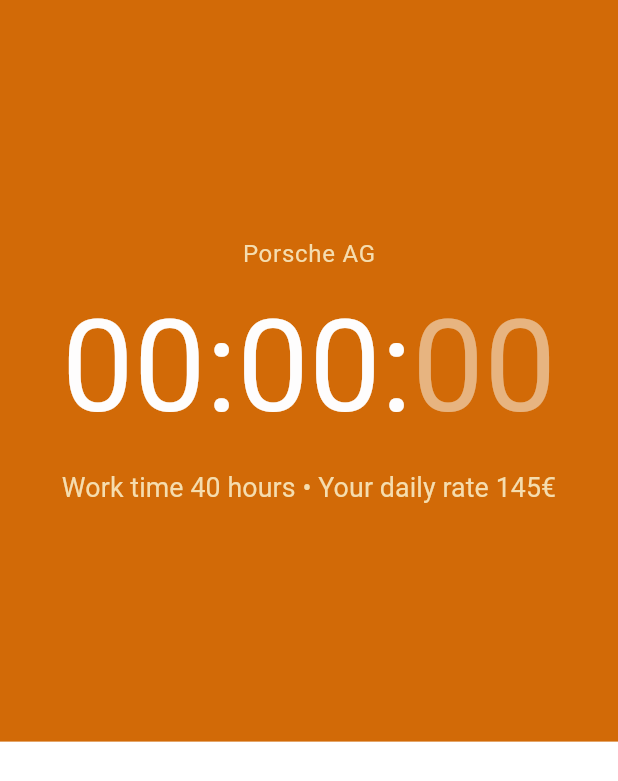
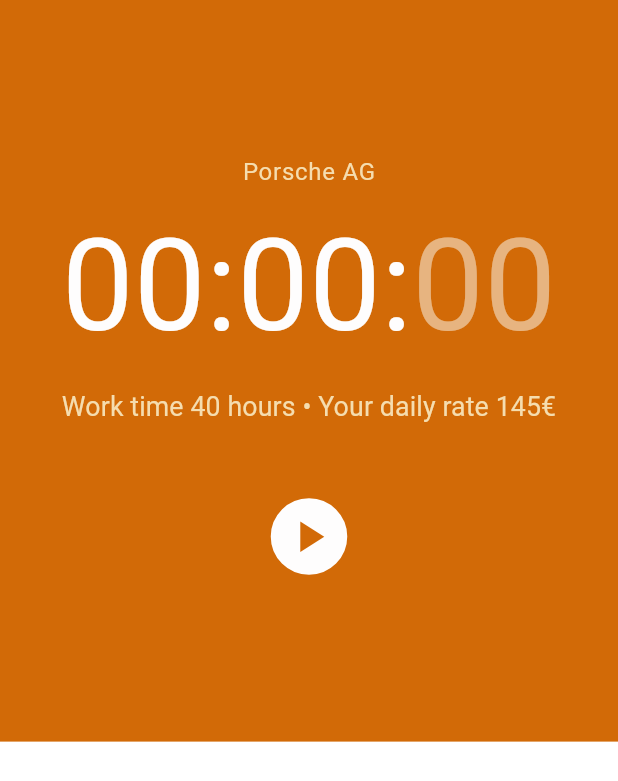
Before and after one commit to dxvid-pts/clock_in, a Flutter app: the TimerScreen screen opened directly, on a phone screen of 412 x 824 dp. Shown: the top 781 px of the screen. Run offline on Flutter 3.47's test engine with Material 2 defaults, Android fonts, the phone set to English and light mode, and no system bars; our stand-ins replace fl_chart, flutter_riverpod, freezed_annotation, hive, syncfusion_flutter_datepicker; missing offline and left inert: commons_flutter, storage_engine, storage_engine_hive_adapter; accounts and stored records are empty.

Commit message:
add timer screen

```diff
--- a/frontend/lib/screens/timer_screen/timer_screen.dart
+++ b/frontend/lib/screens/timer_screen/timer_screen.dart
@@ -1,4 +1,3 @@
-import 'package:auto_size_text/auto_size_text.dart';
 import 'package:flutter/material.dart';
 import 'package:flutter_riverpod/flutter_riverpod.dart';
 import 'package:frontend/services/timer_service.dart';
@@ -91,6 +90,46 @@
                       ),
                     ),
                   ),
+
+                  SizedBox(height: maxHeight * 0.05),
+
+                  Row(
+                    mainAxisAlignment: MainAxisAlignment.center,
+                    children: [
+                      //start timer button
+                      if (!timerService.wasRunningOnce)
+                        _CustomIconButton(
+                          onPressed: timerService.startTimer,
+                          icon: Icons.play_arrow,
+                          filled: true,
+                        ),
+
+                      //pause timer button
+                      if (timerService.wasRunningOnce && timerService.isRunning)
+                        _CustomIconButton(
+                          onPressed: timerService.pauseTimer,
+                          icon: Icons.pause,
+                          filled: true,
+                        ),
+
+                      //start timer button when paused
+                      if (timerService.wasRunningOnce &&
+                          !timerService.isRunning)
+                        _CustomIconButton(
+                          onPressed: timerService.startTimer,
+                          icon: Icons.play_arrow,
+                          filled: true,
+                        ),
+
+                      //stop timer button
+                      if (timerService.wasRunningOnce)
+                        _CustomIconButton(
+                          onPressed: timerService.resetTimer,
+                          icon: Icons.stop,
+                          filled: false,
+                        ),
+                    ],
+                  ),
                 ],
               ),
             ),
@@ -105,6 +144,45 @@
   }
 }
 
+class _CustomIconButton extends StatelessWidget {
+  const _CustomIconButton({
+    Key? key,
+    required this.icon,
+    this.onPressed,
+    required this.filled,
+  }) : super(key: key);
+
+  final IconData icon;
+  final VoidCallback? onPressed;
+  final bool filled;
+
+  @override
+  Widget build(BuildContext context) {
+    final primary = Theme.of(context).primaryColor;
+    const highlight = Color(0xFFfefdfd);
+
+    return IconButton(
+      onPressed: onPressed,
+      icon: Container(
+        decoration: BoxDecoration(
+          shape: BoxShape.circle,
+          border: Border.all(color: highlight, width: 2),
+          color: filled ? highlight : Colors.transparent,
+        ),
+        child: Padding(
+          padding: const EdgeInsets.all(6),
+          child: Icon(
+            icon,
+            color: filled ? primary : highlight,
+          ),
+        ),
+      ),
+      iconSize: 35,
+      color: highlight,
+    );
+  }
+}
+
 extension on int {
   String twoDigits() => toString().padLeft(2, '0');
 }
```
